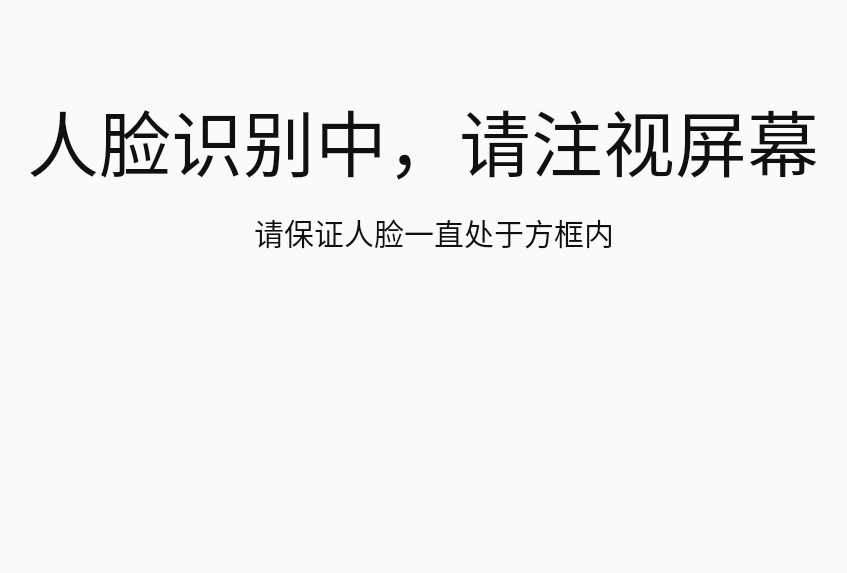
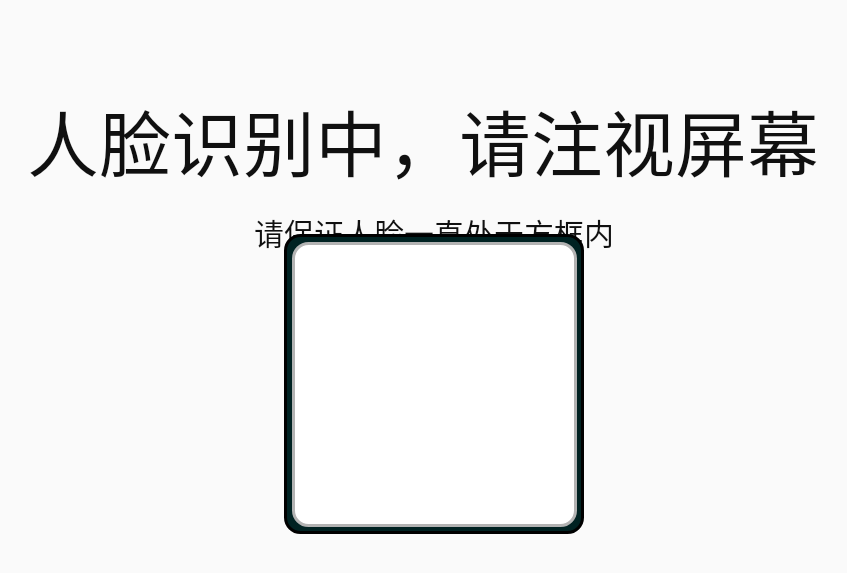
Before and after one commit to ONLY-yours/IdCardVeriDemo, an Android app: the FaceFindingVehicleActivity screen opened directly, with no data from a screen before it, on a phone screen of 824 x 412 dp (held sideways). Shown: the top 573 px of the screen, without its empty margins (184-1031 px from the left). Run offline under Robolectric (Android 15) with nearby library versions, the phone set to English and light mode, and no system bars.

Commit message:
上传版本（还有几个接口没接完）

```diff
--- a/app/src/main/java/com/arcsoft/idcardveridemo/activity/checkIn/CheckInActivity.java
+++ b/app/src/main/java/com/arcsoft/idcardveridemo/activity/checkIn/CheckInActivity.java
@@ -91,7 +91,7 @@ public class CheckInActivity extends BaseActivity implements View.OnClickListene
         }
         super.onActivityResult(requestCode, resultCode, data);
 //        startActivity(ConfireOrderActivity.class);
-            startActivity(OrderListAdapter.class);
+            startActivity(OrderListActivity.class);
     }
 
 }
--- a/app/src/main/java/com/arcsoft/idcardveridemo/activity/checkIn/OrderListActivity.java
+++ b/app/src/main/java/com/arcsoft/idcardveridemo/activity/checkIn/OrderListActivity.java
@@ -25,6 +25,8 @@ public class OrderListActivity extends BaseActivity {
 
 
     void initview(){
+
+
         rvOrderList=findViewById(R.id.rv1);
         LinearLayoutManager manager=new LinearLayoutManager(this);
         manager.setOrientation(LinearLayoutManager.HORIZONTAL);
--- a/app/src/main/java/com/arcsoft/idcardveridemo/activity/vehicleidenti/FaceFindingVehicleActivity.java
+++ b/app/src/main/java/com/arcsoft/idcardveridemo/activity/vehicleidenti/FaceFindingVehicleActivity.java
@@ -13,20 +13,24 @@ import android.os.Bundle;
 import android.view.View;
 import android.widget.Button;
 import android.widget.ImageView;
+import android.widget.Toast;
 
 import com.arcsoft.idcardveridemo.MainActivity;
 import com.arcsoft.idcardveridemo.R;
 import com.arcsoft.idcardveridemo.activity.checkIn.ConfireOrderActivity;
+import com.arcsoft.idcardveridemo.base.BaseActivity;
 
 import java.io.File;
 import java.io.FileNotFoundException;
 import java.io.IOException;
 
-public class FaceFindingVehicleActivity extends AppCompatActivity {
+public class FaceFindingVehicleActivity extends BaseActivity {
 
     public static final int TAKE_PHOTO = 1;
     private ImageView pic;
     private Uri imageUri;
+
+    private View viewNext;
 
     @Override
     protected void onCreate(Bundle savedInstanceState) {
@@ -62,6 +66,17 @@ public class FaceFindingVehicleActivity extends AppCompatActivity {
     }
     void initView(){
         pic = findViewById(R.id.iv_face_finding_vehicle);
+
+        viewNext=findViewById(R.id.view_next);
+        viewNext.setOnClickListener(new View.OnClickListener() {
+            @Override
+            public void onClick(View v) {
+                startActivity(ThePositionActivity.class);
+                showToast("查找成功！");
+            }
+        });
+
+
     }
 
     @Override
--- /dev/null
+++ b/app/src/main/res/drawable/circle_black.xml
@@ -0,0 +1,13 @@
+<?xml version="1.0" encoding="utf-8"?>
+<shape xmlns:android="http://schemas.android.com/apk/res/android">
+
+    <solid
+        android:color="#022"/>
+
+    <corners android:radius="10dp"
+        ></corners>
+    <stroke
+        android:width="2dp"
+        android:color="#000"></stroke>
+
+</shape>
--- /dev/null
+++ b/app/src/main/res/drawable/ic_location.xml
@@ -0,0 +1,5 @@
+<vector android:height="24dp" android:tint="#FF7730"
+    android:viewportHeight="24.0" android:viewportWidth="24.0"
+    android:width="24dp" xmlns:android="http://schemas.android.com/apk/res/android">
+    <path android:fillColor="#FF000000" android:pathData="M12,2C8.13,2 5,5.13 5,9c0,5.25 7,13 7,13s7,-7.75 7,-13c0,-3.87 -3.13,-7 -7,-7zM12,11.5c-1.38,0 -2.5,-1.12 -2.5,-2.5s1.12,-2.5 2.5,-2.5 2.5,1.12 2.5,2.5 -1.12,2.5 -2.5,2.5z"/>
+</vector>
--- a/app/src/main/res/layout/activity_face_finding_vehicle.xml
+++ b/app/src/main/res/layout/activity_face_finding_vehicle.xml
@@ -34,8 +34,31 @@
         android:id="@+id/iv_face_finding_vehicle"
         android:layout_width="match_parent"
         android:layout_height="200dp"
-        app:layout_constraintTop_toBottomOf="@id/tv_2"
+        android:layout_marginTop="100dp"
+        app:layout_constraintTop_toTopOf="parent"
+        app:layout_constraintBottom_toBottomOf="parent"
         app:layout_constraintLeft_toLeftOf="parent"
         app:layout_constraintRight_toRightOf="parent"/>
 
+    <View
+        android:layout_width="200dp"
+        android:layout_height="200dp"
+        android:background="@drawable/circle_black"
+        app:layout_constraintLeft_toLeftOf="@id/iv_face_finding_vehicle"
+        app:layout_constraintRight_toRightOf="@id/iv_face_finding_vehicle"
+        app:layout_constraintTop_toTopOf="@id/iv_face_finding_vehicle"
+        app:layout_constraintBottom_toBottomOf="@id/iv_face_finding_vehicle"/>
+
+    <View
+        android:id="@+id/view_next"
+        android:layout_width="190dp"
+        android:layout_height="190dp"
+        android:background="@drawable/circle_white"
+        app:layout_constraintLeft_toLeftOf="@id/iv_face_finding_vehicle"
+        app:layout_constraintRight_toRightOf="@id/iv_face_finding_vehicle"
+        app:layout_constraintTop_toTopOf="@id/iv_face_finding_vehicle"
+        app:layout_constraintBottom_toBottomOf="@id/iv_face_finding_vehicle"/>
+
+
+
 </android.support.constraint.ConstraintLayout>
--- a/app/src/main/res/values/strings.xml
+++ b/app/src/main/res/values/strings.xml
@@ -1,3 +1,3 @@
 <resources>
-    <string name="app_name">IdCardVeriDemo</string>
+    <string name="app_name">前台入住</string>
 </resources>
```
Also changed, not shown: app/src/main/AndroidManifest.xml (+13 -4 lines), app/src/main/java/com/arcsoft/idcardveridemo/activity/WelcomeActivity.java (+7 -5 lines), app/src/main/java/com/arcsoft/idcardveridemo/activity/checkIn/FinaCheckActivity.java (+9 -0 lines), app/src/main/java/com/arcsoft/idcardveridemo/activity/vehicleidenti/LicenseSearchActivity.java (+12 -0 lines), app/src/main/java/com/arcsoft/idcardveridemo/activity/vehicleidenti/ThePositionActivity.java (added, +15 -0 lines), app/src/main/java/com/arcsoft/idcardveridemo/adapter/OrderListAdapter.java (+18 -1 lines), app/src/main/res/layout/act_license_search.xml (+4 -3 lines), app/src/main/res/layout/act_order_list.xml (+26 -2 lines), app/src/main/res/layout/act_the_position.xml (added, +44 -0 lines), app/src/main/res/layout/rv_curstom_item.xml (+9 -8 lines), app/src/main/res/mipmap-hdpi/iv_position.jpg (added).
